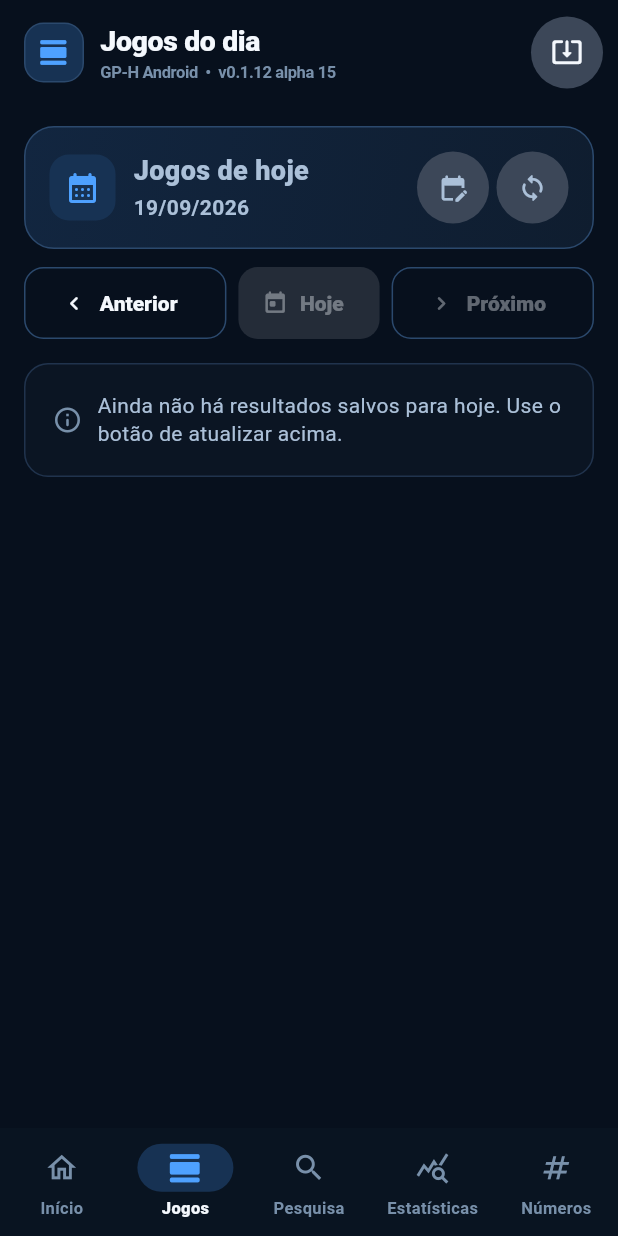
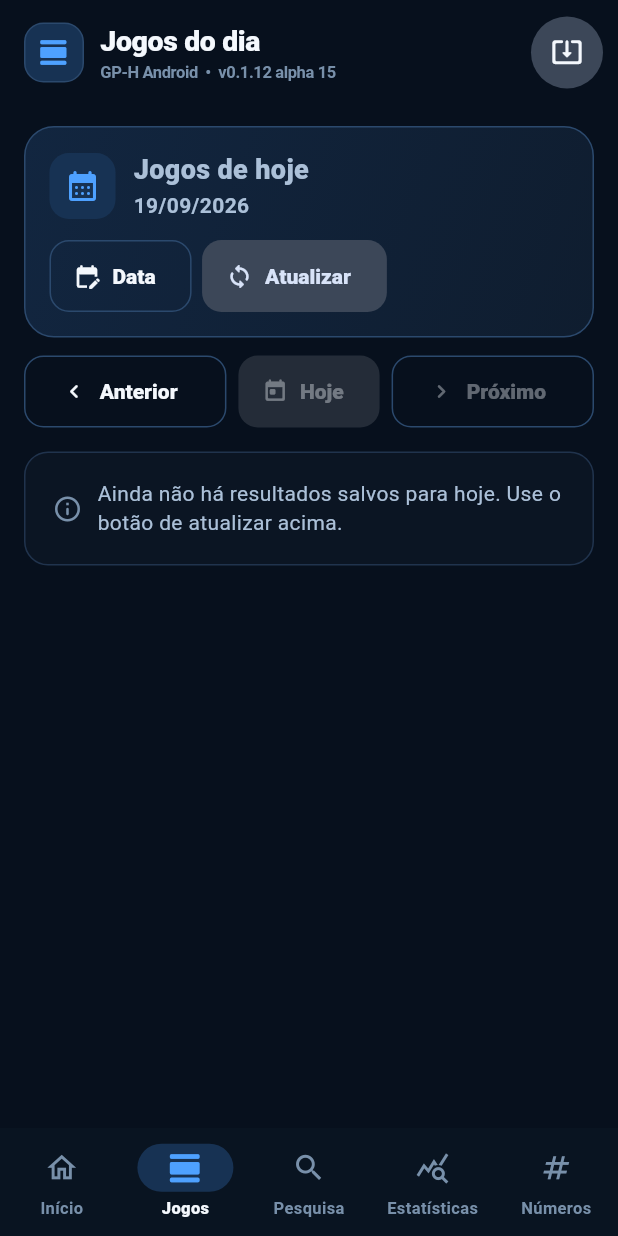
Before and after one commit to clienteg1603/GP-H-Consulta-Historica, a Flutter app: the screen it shows after launch, item 2 of the bottom bar chosen, on a phone screen of 412 x 824 dp. Run offline on Flutter 3.47's test engine with Material 3 defaults, Android fonts, the phone set to English and light mode, and no system bars; our stand-ins replace sqflite; accounts and stored records are empty; network calls fail; key blocks and very long unbroken strings in the code were emptied for the run.

Commit message:
Android Alpha 16: melhora tela de jogos

```diff
--- a/android_app/lib/screens/games_screen.dart
+++ b/android_app/lib/screens/games_screen.dart
@@ -89,96 +89,19 @@ class _GamesScreenState extends State<GamesScreen> {
         physics: const AlwaysScrollableScrollPhysics(),
         padding: const EdgeInsets.fromLTRB(16, 14, 16, 28),
         children: [
-          Container(
-            padding: const EdgeInsets.all(16),
-            decoration: BoxDecoration(
-              gradient: const LinearGradient(
-                colors: [Color(0xFF122640), GphTheme.surfaceRaised],
-                begin: Alignment.topLeft,
-                end: Alignment.bottomRight,
-              ),
-              borderRadius: BorderRadius.circular(20),
-              border: Border.all(color: GphTheme.borderStrong),
-            ),
-            child: Row(
-              children: [
-                Container(
-                  width: 44,
-                  height: 44,
-                  decoration: BoxDecoration(
-                    color: GphTheme.primarySoft,
-                    borderRadius: BorderRadius.circular(13),
-                  ),
-                  child: const Icon(
-                    Icons.calendar_month_rounded,
-                    color: GphTheme.primary,
-                    size: 24,
-                  ),
-                ),
-                const SizedBox(width: 12),
-                Expanded(
-                  child: Column(
-                    crossAxisAlignment: CrossAxisAlignment.start,
-                    children: [
-                      Text(
-                        _isToday ? 'Jogos de hoje' : 'Jogos do dia',
-                        style: const TextStyle(fontSize: 18, fontWeight: FontWeight.w900),
-                      ),
-                      const SizedBox(height: 3),
-                      Text(
-                        _displayDate(_date),
-                        style: const TextStyle(color: GphTheme.textSecondary, fontWeight: FontWeight.w700),
-                      ),
-                    ],
-                  ),
-                ),
-                IconButton.filledTonal(
-                  tooltip: 'Escolher data',
-                  onPressed: _pickDate,
-                  icon: const Icon(Icons.edit_calendar_rounded, size: 20),
-                ),
-                const SizedBox(width: 5),
-                IconButton.filledTonal(
-                  tooltip: 'Atualizar resultados',
-                  onPressed: _syncing ? null : _syncAndReload,
-                  icon: _syncing
-                      ? const SizedBox(
-                          width: 19,
-                          height: 19,
-                          child: CircularProgressIndicator(strokeWidth: 2),
-                        )
-                      : const Icon(Icons.sync_rounded, size: 20),
-                ),
-              ],
-            ),
+          _DayHeader(
+            date: _date,
+            isToday: _isToday,
+            syncing: _syncing,
+            onPickDate: _pickDate,
+            onSync: _syncAndReload,
           ),
           const SizedBox(height: 12),
-          Row(
-            children: [
-              Expanded(
-                child: OutlinedButton.icon(
-                  onPressed: () => _changeDate(_date.subtract(const Duration(days: 1))),
-                  icon: const Icon(Icons.chevron_left_rounded),
-                  label: const Text('Anterior'),
-                ),
-              ),
-              const SizedBox(width: 8),
-              FilledButton.tonalIcon(
-                onPressed: _isToday ? null : () => _changeDate(DateTime.now()),
-                icon: const Icon(Icons.today_rounded, size: 17),
-                label: const Text('Hoje'),
-              ),
-              const SizedBox(width: 8),
-              Expanded(
-                child: OutlinedButton.icon(
-                  onPressed: _isToday
-                      ? null
-                      : () => _changeDate(_date.add(const Duration(days: 1))),
-                  icon: const Icon(Icons.chevron_right_rounded),
-                  label: const Text('Próximo'),
-                ),
-              ),
-            ],
+          _DayNavigation(
+            isToday: _isToday,
+            onPrevious: () => _changeDate(_date.subtract(const Duration(days: 1))),
+            onToday: () => _changeDate(DateTime.now()),
+            onNext: () => _changeDate(_date.add(const Duration(days: 1))),
           ),
           const SizedBox(height: 16),
           FutureBuilder<List<HistoryResult>>(
@@ -248,9 +171,153 @@ class _GamesScreenState extends State<GamesScreen> {
           ],
         ),
       );
+}
 
-  String _displayDate(DateTime value) =>
-      '${value.day.toString().padLeft(2, '0')}/${value.month.toString().padLeft(2, '0')}/${value.year}';
+class _DayHeader extends StatelessWidget {
+  const _DayHeader({
+    required this.date,
+    required this.isToday,
+    required this.syncing,
+    required this.onPickDate,
+    required this.onSync,
+  });
+
+  final DateTime date;
+  final bool isToday;
+  final bool syncing;
+  final VoidCallback onPickDate;
+  final VoidCallback onSync;
+
+  @override
+  Widget build(BuildContext context) {
+    final icon = Container(
+      width: 44,
+      height: 44,
+      decoration: BoxDecoration(
+        color: GphTheme.primarySoft,
+        borderRadius: BorderRadius.circular(13),
+      ),
+      child: const Icon(Icons.calendar_month_rounded, color: GphTheme.primary, size: 24),
+    );
+    final title = Column(
+      crossAxisAlignment: CrossAxisAlignment.start,
+      children: [
+        Text(
+          isToday ? 'Jogos de hoje' : 'Jogos do dia',
+          style: const TextStyle(fontSize: 18, fontWeight: FontWeight.w900),
+        ),
+        const SizedBox(height: 3),
+        Text(
+          _displayDate(date),
+          style: const TextStyle(color: GphTheme.textSecondary, fontWeight: FontWeight.w700),
+        ),
+      ],
+    );
+    final actions = Row(
+      mainAxisSize: MainAxisSize.min,
+      children: [
+        OutlinedButton.icon(
+          onPressed: onPickDate,
+          icon: const Icon(Icons.edit_calendar_rounded, size: 18),
+          label: const Text('Data'),
+        ),
+        const SizedBox(width: 7),
+        FilledButton.tonalIcon(
+          onPressed: syncing ? null : onSync,
+          icon: syncing
+              ? const SizedBox(
+                  width: 17,
+                  height: 17,
+                  child: CircularProgressIndicator(strokeWidth: 2),
+                )
+              : const Icon(Icons.sync_rounded, size: 18),
+          label: Text(syncing ? 'Atualizando' : 'Atualizar'),
+        ),
+      ],
+    );
+
+    return Container(
+      padding: const EdgeInsets.all(16),
+      decoration: BoxDecoration(
+        gradient: const LinearGradient(
+          colors: [Color(0xFF122640), GphTheme.surfaceRaised],
+          begin: Alignment.topLeft,
+          end: Alignment.bottomRight,
+        ),
+        borderRadius: BorderRadius.circular(20),
+        border: Border.all(color: GphTheme.borderStrong),
+      ),
+      child: LayoutBuilder(
+        builder: (context, constraints) {
+          if (constraints.maxWidth < 430) {
+            return Column(
+              crossAxisAlignment: CrossAxisAlignment.start,
+              children: [
+                Row(
+                  children: [
+                    icon,
+                    const SizedBox(width: 12),
+                    Expanded(child: title),
+                  ],
+                ),
+                const SizedBox(height: 13),
+                SizedBox(width: double.infinity, child: actions),
+              ],
+            );
+          }
+          return Row(
+            children: [
+              icon,
+              const SizedBox(width: 12),
+              Expanded(child: title),
+              actions,
+            ],
+          );
+        },
+      ),
+    );
+  }
+}
+
+class _DayNavigation extends StatelessWidget {
+  const _DayNavigation({
+    required this.isToday,
+    required this.onPrevious,
+    required this.onToday,
+    required this.onNext,
+  });
+
+  final bool isToday;
+  final VoidCallback onPrevious;
+  final VoidCallback onToday;
+  final VoidCallback onNext;
+
+  @override
+  Widget build(BuildContext context) => Row(
+        children: [
+          Expanded(
+            child: OutlinedButton.icon(
+              onPressed: onPrevious,
+              icon: const Icon(Icons.chevron_left_rounded),
+              label: const Text('Anterior', maxLines: 1),
+            ),
+          ),
+          const SizedBox(width: 8),
+          FilledButton.tonalIcon(
+            onPressed: isToday ? null : onToday,
+            icon: const Icon(Icons.today_rounded, size: 17),
+            label: const Text('Hoje'),
+          ),
+          const SizedBox(width: 8),
+          Expanded(
+            child: OutlinedButton.icon(
+              onPressed: isToday ? null : onNext,
+              icon: const Icon(Icons.chevron_right_rounded),
+              label: const Text('Próximo', maxLines: 1),
+            ),
+          ),
+        ],
+      );
 }
 
 class _DaySummary extends StatelessWidget {
@@ -266,52 +333,63 @@ class _DaySummary extends StatelessWidget {
 
   @override
   Widget build(BuildContext context) {
-    return Container(
-      padding: const EdgeInsets.symmetric(horizontal: 14, vertical: 12),
-      decoration: BoxDecoration(
-        color: GphTheme.surfaceRaised,
-        borderRadius: BorderRadius.circular(15),
-        border: Border.all(color: GphTheme.border),
-      ),
-      child: Row(
+    return LayoutBuilder(
+      builder: (context, constraints) {
+        final cards = [
+          _SummaryValue(value: '$draws', label: 'extrações', icon: Icons.schedule_rounded),
+          _SummaryValue(value: '$prizes', label: 'prêmios', icon: Icons.receipt_long_rounded),
+          _SummaryValue(value: '$completeDraws', label: 'completas', icon: Icons.fact_check_rounded),
+        ];
+        if (constraints.maxWidth < 360) {
+          return Column(
+            children: cards
+                .map((card) => Padding(
+                      padding: const EdgeInsets.only(bottom: 7),
+                      child: SizedBox(width: double.infinity, child: card),
+                    ))
+                .toList(),
+          );
+        }
+        return Row(
           children: [
-          _SummaryValue(value: '$draws', label: 'extrações'),
-          const _SummaryDivider(),
-          _SummaryValue(value: '$prizes', label: 'prêmios'),
-          const _SummaryDivider(),
-          _SummaryValue(value: '$completeDraws', label: 'completas'),
+            Expanded(child: cards[0]),
+            const SizedBox(width: 8),
+            Expanded(child: cards[1]),
+            const SizedBox(width: 8),
+            Expanded(child: cards[2]),
           ],
-      ),
+        );
+      },
     );
   }
 }
 
 class _SummaryValue extends StatelessWidget {
-  const _SummaryValue({required this.value, required this.label});
+  const _SummaryValue({required this.value, required this.label, required this.icon});
 
   final String value;
   final String label;
+  final IconData icon;
 
   @override
-  Widget build(BuildContext context) {
-    return Expanded(
+  Widget build(BuildContext context) => Container(
+        constraints: const BoxConstraints(minHeight: 80),
+        padding: const EdgeInsets.symmetric(horizontal: 10, vertical: 11),
+        decoration: BoxDecoration(
+          color: GphTheme.surfaceRaised,
+          borderRadius: BorderRadius.circular(14),
+          border: Border.all(color: GphTheme.border),
+        ),
         child: Column(
+          mainAxisAlignment: MainAxisAlignment.center,
           children: [
+            Icon(icon, size: 17, color: GphTheme.primary),
+            const SizedBox(height: 5),
             Text(value, style: const TextStyle(fontSize: 18, fontWeight: FontWeight.w900)),
             Text(label, style: const TextStyle(color: GphTheme.textMuted, fontSize: 10)),
           ],
         ),
       );
-  }
-}
-
-class _SummaryDivider extends StatelessWidget {
-  const _SummaryDivider();
-
-  @override
-  Widget build(BuildContext context) {
-    return Container(width: 1, height: 30, color: GphTheme.border);
-  }
 }
 
 class _DrawCard extends StatelessWidget {
@@ -336,7 +414,10 @@ class _DrawCard extends StatelessWidget {
       child: Column(
         crossAxisAlignment: CrossAxisAlignment.start,
         children: [
-          Row(
+          Wrap(
+            spacing: 9,
+            runSpacing: 7,
+            crossAxisAlignment: WrapCrossAlignment.center,
             children: [
               Container(
                 padding: const EdgeInsets.symmetric(horizontal: 10, vertical: 7),
@@ -349,13 +430,9 @@ class _DrawCard extends StatelessWidget {
                   style: const TextStyle(color: GphTheme.primary, fontWeight: FontWeight.w900),
                 ),
               ),
-              const SizedBox(width: 10),
-              Expanded(
-                child: Text(
+              Text(
                 first.draw,
-                  overflow: TextOverflow.ellipsis,
                 style: const TextStyle(fontWeight: FontWeight.w900, fontSize: 16),
-                ),
               ),
               Container(
                 padding: const EdgeInsets.symmetric(horizontal: 8, vertical: 4),
@@ -395,8 +472,9 @@ class _PrizeRow extends StatelessWidget {
         borderRadius: BorderRadius.circular(12),
         onTap: () => _showDetails(context),
         child: Container(
-          margin: const EdgeInsets.only(bottom: 5),
-          padding: const EdgeInsets.symmetric(vertical: 7, horizontal: 7),
+          constraints: const BoxConstraints(minHeight: 62),
+          margin: const EdgeInsets.only(bottom: 6),
+          padding: const EdgeInsets.symmetric(vertical: 8, horizontal: 8),
           decoration: BoxDecoration(
             color: GphTheme.surfaceRaised,
             borderRadius: BorderRadius.circular(12),
@@ -412,21 +490,14 @@ class _PrizeRow extends StatelessWidget {
               ),
               SizedBox(
                 width: 50,
-                child: AnimalArtwork(
-                  group: row.group,
-                  borderRadius: 9,
-                  showGlow: false,
-                ),
+                child: AnimalArtwork(group: row.group, borderRadius: 9, showGlow: false),
               ),
               const SizedBox(width: 9),
               Expanded(
                 child: Column(
                   crossAxisAlignment: CrossAxisAlignment.start,
                   children: [
-                    Text(
-                      row.thousand,
-                      style: const TextStyle(fontWeight: FontWeight.w900, fontSize: 16),
-                    ),
+                    Text(row.thousand, style: const TextStyle(fontWeight: FontWeight.w900, fontSize: 16)),
                     const SizedBox(height: 1),
                     Text(
                       row.animal,
@@ -462,26 +533,26 @@ class _PrizeRow extends StatelessWidget {
       context: context,
       isScrollControlled: true,
       builder: (context) => SafeArea(
-        child: Padding(
+        child: SingleChildScrollView(
           padding: const EdgeInsets.fromLTRB(20, 0, 20, 28),
           child: Column(
             mainAxisSize: MainAxisSize.min,
             crossAxisAlignment: CrossAxisAlignment.start,
             children: [
-              Row(
-                crossAxisAlignment: CrossAxisAlignment.start,
-                children: [
-                  SizedBox(
-                    width: 110,
+              LayoutBuilder(
+                builder: (context, constraints) {
+                  final compact = constraints.maxWidth < 340;
+                  final art = SizedBox(
+                    width: compact ? 92 : 110,
                     child: AnimalArtwork(group: row.group, borderRadius: 14),
-                  ),
-                  const SizedBox(width: 14),
-                  Expanded(
-                    child: Column(
+                  );
+                  final info = Column(
                     crossAxisAlignment: CrossAxisAlignment.start,
                     children: [
                       Text(
                         row.animal,
+                        maxLines: 1,
+                        overflow: TextOverflow.ellipsis,
                         style: const TextStyle(fontSize: 21, fontWeight: FontWeight.w900),
                       ),
                       const SizedBox(height: 3),
@@ -495,17 +566,27 @@ class _PrizeRow extends StatelessWidget {
                         style: const TextStyle(color: GphTheme.textMuted, fontSize: 11),
                       ),
                     ],
-                    ),
-                  ),
-                ],
+                  );
+                  if (compact) {
+                    return Column(
+                      crossAxisAlignment: CrossAxisAlignment.start,
+                      children: [art, const SizedBox(height: 10), info],
+                    );
+                  }
+                  return Row(
+                    crossAxisAlignment: CrossAxisAlignment.start,
+                    children: [art, const SizedBox(width: 14), Expanded(child: info)],
+                  );
+                },
               ),
               const SizedBox(height: 18),
-              _DetailLine(label: 'Milhar', value: row.thousand),
-              _DetailLine(label: 'Centena', value: row.hundred),
-              _DetailLine(label: 'Dezena', value: row.ten),
+              _DetailLine(label: 'Milhar', value: row.thousand, accent: GphTheme.primary),
+              _DetailLine(label: 'Centena', value: row.hundred, accent: GphTheme.textPrimary),
+              _DetailLine(label: 'Dezena', value: row.ten, accent: GphTheme.textPrimary),
               _DetailLine(
                 label: 'Grupo',
                 value: '${row.group.toString().padLeft(2, '0')} • ${row.animal}',
+                accent: GphTheme.primary,
               ),
             ],
           ),
@@ -522,19 +603,21 @@ class _PrizeRow extends StatelessWidget {
 }
 
 class _DetailLine extends StatelessWidget {
-  const _DetailLine({required this.label, required this.value});
+  const _DetailLine({required this.label, required this.value, required this.accent});
 
   final String label;
   final String value;
+  final Color accent;
 
   @override
   Widget build(BuildContext context) {
     return Container(
       margin: const EdgeInsets.only(bottom: 7),
-      padding: const EdgeInsets.symmetric(horizontal: 12, vertical: 10),
+      padding: const EdgeInsets.symmetric(horizontal: 12, vertical: 11),
       decoration: BoxDecoration(
         color: GphTheme.surface,
         borderRadius: BorderRadius.circular(11),
+        border: Border.all(color: GphTheme.border),
       ),
       child: Row(
         children: [
@@ -545,7 +628,8 @@ class _DetailLine extends StatelessWidget {
           Expanded(
             child: Text(
               value,
-              style: const TextStyle(fontWeight: FontWeight.w900, fontSize: 16),
+              overflow: TextOverflow.ellipsis,
+              style: TextStyle(color: accent, fontWeight: FontWeight.w900, fontSize: 16),
             ),
           ),
         ],
@@ -553,3 +637,6 @@ class _DetailLine extends StatelessWidget {
     );
   }
 }
+
+String _displayDate(DateTime value) =>
+    '${value.day.toString().padLeft(2, '0')}/${value.month.toString().padLeft(2, '0')}/${value.year}';
```
Lines whose indentation alone changed are shown as unchanged.
